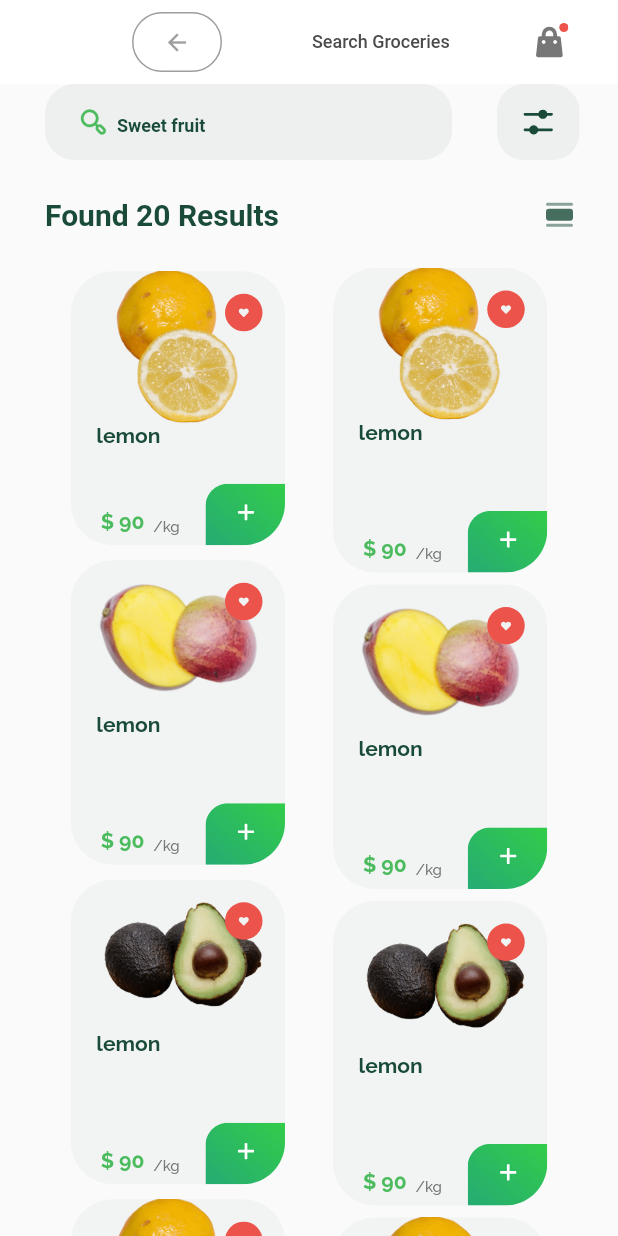
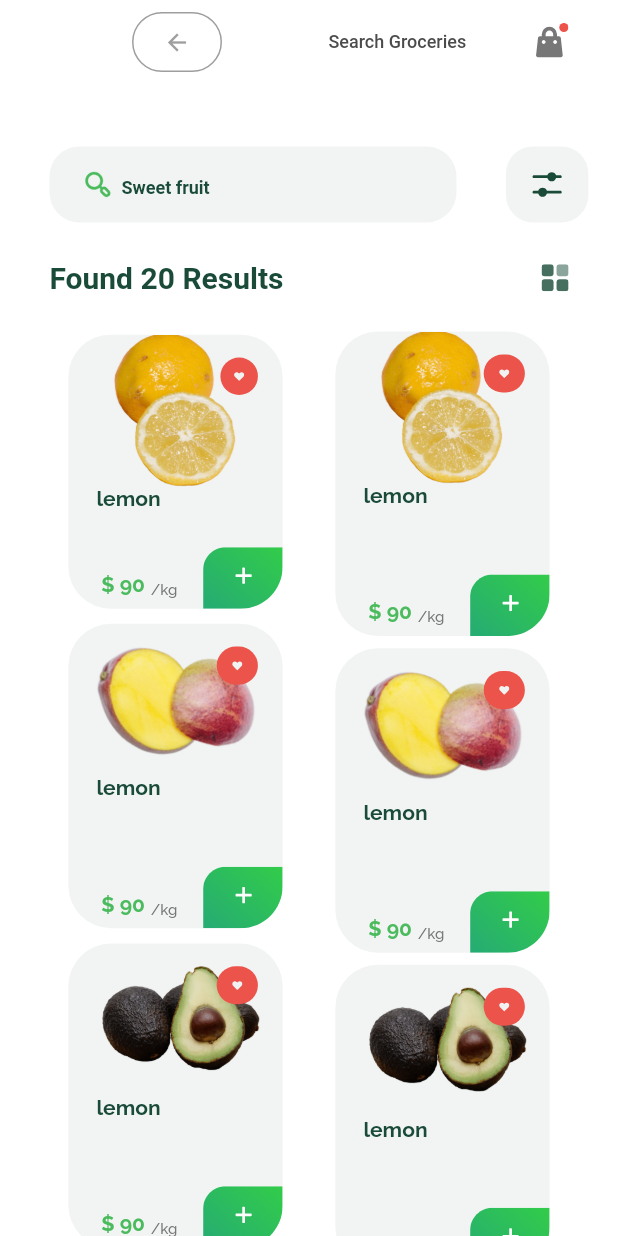
Before and after one commit to ravshan1119/git_tutorial, a Flutter app: the ThirdScreen screen opened directly, on a phone screen of 412 x 824 dp. Run offline on Flutter 3.47's test engine with Material 2 defaults, Android fonts, the phone set to English and light mode, and no system bars; drawn by our look-alikes of zoom_tap_animation; our stand-ins replace flutter_screenutil, flutter_svg; project files that could hold a hidden picture were left out.

```diff
--- a/lib/ui/screen_3/screen_3.dart
+++ b/lib/ui/screen_3/screen_3.dart
@@ -1,9 +1,12 @@
 import 'package:flutter/material.dart';
+import 'package:flutter_screenutil/flutter_screenutil.dart';
 import 'package:flutter_svg/svg.dart';
 import 'package:git_tutorial/modul/Item.dart';
 import 'package:git_tutorial/ui/screen_3/widgets/contaner_product.dart';
 import 'package:git_tutorial/ui/screen_3/widgets/contaner_product_mine.dart';
+import 'package:git_tutorial/ui/screen_5/screen_5.dart';
 import 'package:git_tutorial/widgets/global_app_bar.dart';
+import 'package:zoom_tap_animation/zoom_tap_animation.dart';
 import '../../modul/data_repository.dart';
 import '../../utils/app_colors.dart';
 import '../../utils/app_image.dart';
@@ -20,32 +23,33 @@ class ThirdScreen extends StatefulWidget {
 double remember = 215;
 
 class _ThirdScreenState extends State<ThirdScreen> {
-
   @override
   Widget build(BuildContext context) {
-    double width = MediaQuery.of(context).size.width;
-    double hidth = MediaQuery.of(context).size.height;
     return Scaffold(
       appBar: const GlobalAppBar(),
       body: Column(
         children: [
+          SizedBox(
+            height: 41.h,
+          ),
           Row(
             children: [
-              const Padding(
-                  padding: EdgeInsets.symmetric(horizontal: 30),
-                  child: GlobalSearchField(
-                    title: 'Sweet fruit',
-                  )),
+              Padding(
+                padding: EdgeInsets.symmetric(horizontal: 30.w),
+                child: const GlobalSearchField(
+                  title: 'Sweet fruit',
+                ),
+              ),
               GlobalControl(
                 onTap: () {},
               ),
             ],
           ),
-          const SizedBox(
-            height: 25,
+          SizedBox(
+            height: 25.h,
           ),
           Padding(
-            padding: const EdgeInsets.symmetric(horizontal: 30),
+            padding: EdgeInsets.symmetric(horizontal: 30.w),
             child: Row(
               mainAxisAlignment: MainAxisAlignment.spaceBetween,
               children: [
@@ -56,14 +60,24 @@ class _ThirdScreenState extends State<ThirdScreen> {
                       fontSize: 20,
                       fontWeight: FontWeight.w700),
                 ),
-                GestureDetector(
-                  child: SvgPicture.asset(AppImages.menuList),
-                  onTap: () {},
-                ),
+                ZoomTapAnimation(
+                  onTap: (){
+                    Navigator.pushReplacement(
+                      context,
+                      MaterialPageRoute(
+                        builder: (context) {
+                          return const FifthScreen();
+                        },
+                      ),
+                    );
+                  },
+                    child: SvgPicture.asset(AppImages.menu)),
               ],
             ),
           ),
-          const SizedBox(height: 20,),
+          SizedBox(
+            height: 20.h,
+          ),
           Expanded(
             child: SingleChildScrollView(
               child: Row(
@@ -72,25 +86,38 @@ class _ThirdScreenState extends State<ThirdScreen> {
                   Column(
                     crossAxisAlignment: CrossAxisAlignment.center,
                     children: [
-                      ...List.generate(Repository.data.length, (index){
+                      ...List.generate(Repository.data.length, (index) {
                         Iteam item = Repository.data[index];
                         return Column(
                           children: [
-                            const SizedBox(height: 2,),
-                            index==0?ProductsHet(image: item.image, name: item.nameFruit, kg: item.kg):ProductsMine(image: item.image, name: item.nameFruit, kg: item.kg)
+                            SizedBox(
+                              height: 2.h,
+                            ),
+                            index == 0
+                                ? ProductsHet(
+                                    image: item.image,
+                                    name: item.nameFruit,
+                                    kg: item.kg)
+                                : ProductsMine(
+                                    image: item.image,
+                                    name: item.nameFruit,
+                                    kg: item.kg,
+                                  ),
                           ],
                         );
-                      }
-                      ),
+                      }),
                     ],
                   ),
                   Column(
                     children: [
-                      ...List.generate(Repository.data.length, (index){
+                      ...List.generate(Repository.data.length, (index) {
                         Iteam item = Repository.data[index];
                         return Column(
                           children: [
-                            ProductsMine(image: item.image, name: item.nameFruit, kg: item.kg)
+                            ProductsMine(
+                                image: item.image,
+                                name: item.nameFruit,
+                                kg: item.kg)
                           ],
                         );
                       }),
@@ -102,6 +129,7 @@ class _ThirdScreenState extends State<ThirdScreen> {
           )
         ],
       ),
+      backgroundColor: AppColors.C_FFFFFF,
     );
   }
 }
--- a/lib/ui/screen_3/widgets/contaner_product.dart
+++ b/lib/ui/screen_3/widgets/contaner_product.dart
@@ -50,7 +50,7 @@ class _ProductsState extends State<ProductsHet> {
                   ),
                 ),
                 Padding(
-                  padding: const EdgeInsets.only(left: 17, bottom: 5),
+                  padding: EdgeInsets.only(left: 17.w, bottom: 5.h),
                   child: Row(
                     crossAxisAlignment: CrossAxisAlignment.start,
                     children: [
@@ -68,8 +68,8 @@ class _ProductsState extends State<ProductsHet> {
               ],
             ),
             Positioned(
-              top: 15,
-              right: 15,
+              top: 15.h,
+              right: 15.w,
               child: ZoomTapAnimation(
                 onTap: () {
                   setState(() {
@@ -78,7 +78,7 @@ class _ProductsState extends State<ProductsHet> {
                 },
                 child: Container(
                   decoration: BoxDecoration(
-                    borderRadius: BorderRadius.circular(100),
+                    borderRadius: BorderRadius.circular(100.r),
                     color:
                     widget.check ? AppColors.C_EC534A : AppColors.C_E2E2E2,
                   ),
@@ -97,7 +97,7 @@ class _ProductsState extends State<ProductsHet> {
                 child: ZoomTapAnimation(
                     child: SvgPicture.asset(AppImages.addTovar))),
             Positioned(
-              bottom: 6,
+              bottom: 6.h,
               left: 50.w,
               child: const Text(
                 "/kg",
@@ -109,8 +109,8 @@ class _ProductsState extends State<ProductsHet> {
               ),
             ),
             Positioned(
-              bottom: 8,
-              left: 20,
+              bottom: 8.h,
+              left: 20.w,
               child:  Text(
                 "\$ ${widget.kg}",
                 style: const TextStyle(
--- a/lib/ui/screen_3/widgets/contaner_product_mine.dart
+++ b/lib/ui/screen_3/widgets/contaner_product_mine.dart
@@ -6,7 +6,9 @@ import 'package:git_tutorial/utils/app_image.dart';
 import 'package:zoom_tap_animation/zoom_tap_animation.dart';
 
 class ProductsMine extends StatefulWidget {
-  ProductsMine({Key? key, required this.image, required this.name, required this.kg}) : super(key: key);
+  ProductsMine(
+      {Key? key, required this.image, required this.name, required this.kg})
+      : super(key: key);
   bool check = true;
 
   final String image;
@@ -21,12 +23,13 @@ class _ProductsState extends State<ProductsMine> {
   @override
   Widget build(BuildContext context) {
     return Padding(
-      padding: const EdgeInsets.symmetric(horizontal: 16, vertical: 4),
+      padding: EdgeInsets.symmetric(horizontal: 16.w, vertical: 4.h),
       child: Container(
         height: 200.h,
         width: 130.w,
         decoration: BoxDecoration(
-            borderRadius: BorderRadius.circular(28), color: AppColors.C_F1F4F3),
+            borderRadius: BorderRadius.circular(28.r),
+            color: AppColors.C_F1F4F3),
         child: Stack(
           children: [
             Column(
@@ -50,7 +53,7 @@ class _ProductsState extends State<ProductsMine> {
                   ),
                 ),
                 Padding(
-                  padding: const EdgeInsets.only(left: 17, bottom: 5),
+                  padding: EdgeInsets.only(left: 17.w, bottom: 5.h),
                   child: Row(
                     crossAxisAlignment: CrossAxisAlignment.start,
                     children: [
@@ -68,8 +71,8 @@ class _ProductsState extends State<ProductsMine> {
               ],
             ),
             Positioned(
-              top: 15,
-              right: 15,
+              top: 15.h,
+              right: 15.w,
               child: ZoomTapAnimation(
                 onTap: () {
                   setState(() {
@@ -80,10 +83,10 @@ class _ProductsState extends State<ProductsMine> {
                   decoration: BoxDecoration(
                     borderRadius: BorderRadius.circular(100),
                     color:
-                    widget.check ? AppColors.C_EC534A : AppColors.C_E2E2E2,
+                        widget.check ? AppColors.C_EC534A : AppColors.C_E2E2E2,
                   ),
-                  height: 25,
-                  width: 25,
+                  height: 25.h,
+                  width: 25.w,
                   child: Padding(
                     padding: const EdgeInsets.all(8.0),
                     child: Center(child: SvgPicture.asset(AppImages.heart)),
@@ -97,7 +100,7 @@ class _ProductsState extends State<ProductsMine> {
                 child: ZoomTapAnimation(
                     child: SvgPicture.asset(AppImages.addTovar))),
             Positioned(
-              bottom: 6,
+              bottom: 6.h,
               left: 50.w,
               child: const Text(
                 "/kg",
@@ -109,9 +112,9 @@ class _ProductsState extends State<ProductsMine> {
               ),
             ),
             Positioned(
-              bottom: 8,
-              left: 20,
-              child:  Text(
+              bottom: 8.h,
+              left: 20.w,
+              child: Text(
                 "\$ ${widget.kg}",
                 style: const TextStyle(
                     fontSize: 14,
--- a/lib/widgets/global_app_bar.dart
+++ b/lib/widgets/global_app_bar.dart
@@ -31,7 +31,7 @@ class GlobalAppBar extends StatelessWidget implements PreferredSize {
           },
         ),
         title: Padding(
-          padding: EdgeInsets.only(left: 40.w),
+          padding: EdgeInsets.only(left: 50.w),
           child: Text(
             "Search Groceries",
             style: Theme.of(context)
```
Also changed, not shown: lib/ui/screen_1/screen_1.dart (+25 -8 lines), lib/ui/screen_5/screen_5.dart (+76 -28 lines).
